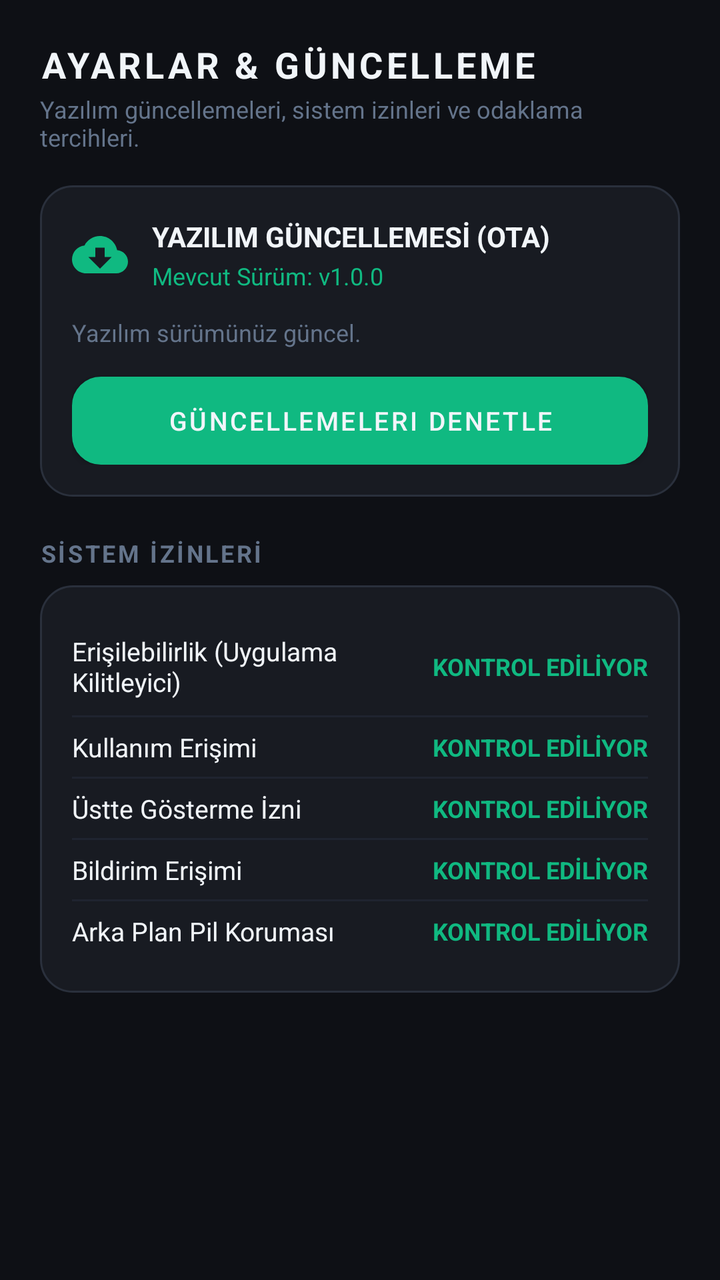
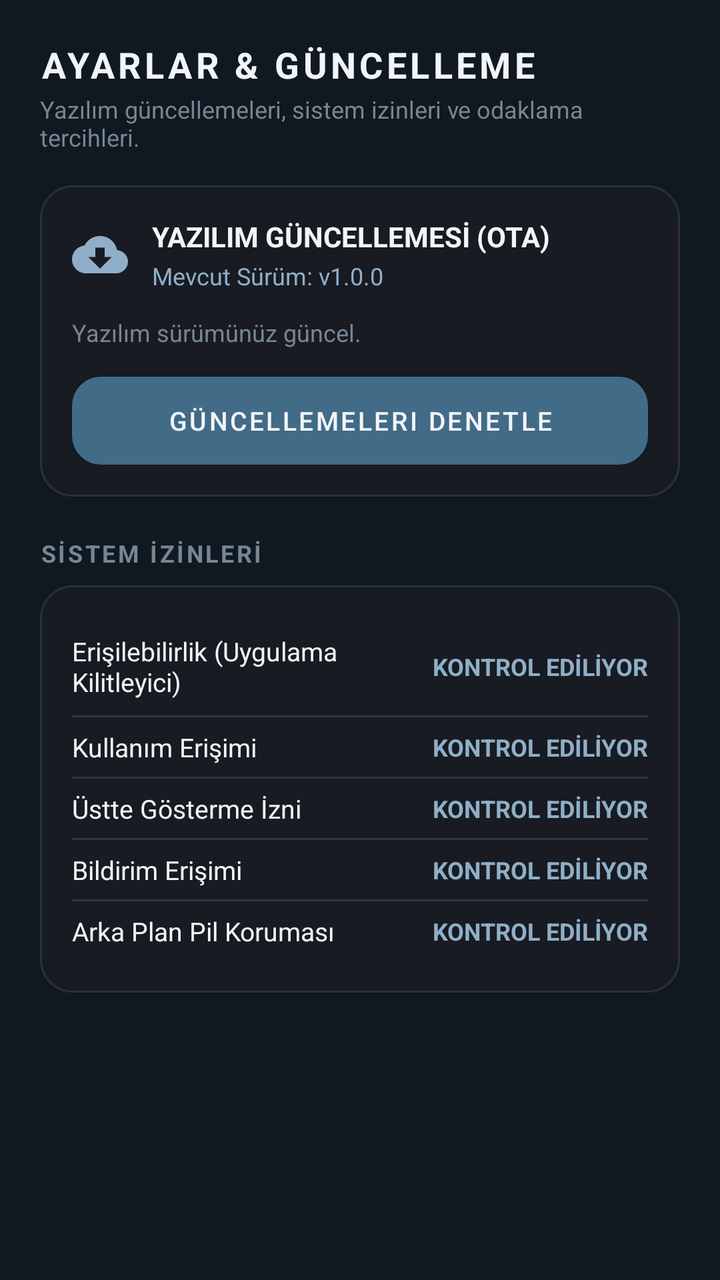

Compare the two renders of this Android layout. The source of the first and the diff that turns it into the second are given below.
<!-- AndroidManifest.xml: application theme Theme.KZBSODAK -->
<!-- res/layout/fragment_settings.xml -->
<?xml version="1.0" encoding="utf-8"?>
<ScrollView xmlns:android="http://schemas.android.com/apk/res/android"
    xmlns:app="http://schemas.android.com/apk/res-auto"
    android:layout_width="match_parent"
    android:layout_height="match_parent"
    android:fillViewport="true">

    <LinearLayout
        android:layout_width="match_parent"
        android:layout_height="wrap_content"
        android:orientation="vertical"
        android:padding="20dp">

        
        <TextView
            android:layout_width="wrap_content"
            android:layout_height="wrap_content"
            android:letterSpacing="0.1"
            android:text="@string/settings_title"
            android:textColor="@color/text_primary"
            android:textSize="18sp"
            android:textStyle="bold" />

        <TextView
            android:layout_width="wrap_content"
            android:layout_height="wrap_content"
            android:layout_marginTop="2dp"
            android:text="Yazılım güncellemeleri, sistem izinleri ve odaklama tercihleri."
            android:textColor="@color/text_muted"
            android:textSize="12sp" />

        
        <LinearLayout
            android:layout_width="match_parent"
            android:layout_height="wrap_content"
            android:layout_marginTop="16dp"
            android:layout_marginBottom="20dp"
            android:background="@drawable/bg_card_dark"
            android:orientation="vertical"
            android:padding="16dp">

            <LinearLayout
                android:layout_width="match_parent"
                android:layout_height="wrap_content"
                android:gravity="center_vertical"
                android:orientation="horizontal">

                <ImageView
                    android:layout_width="28dp"
                    android:layout_height="28dp"
                    android:src="@drawable/ic_download"
                    android:contentDescription="Güncelleme" />

                <LinearLayout
                    android:layout_width="0dp"
                    android:layout_height="wrap_content"
                    android:layout_marginStart="12dp"
                    android:layout_weight="1"
                    android:orientation="vertical">

                    <TextView
                        android:layout_width="wrap_content"
                        android:layout_height="wrap_content"
                        android:text="YAZILIM GÜNCELLEMESİ (OTA)"
                        android:textColor="@color/text_primary"
                        android:textSize="14sp"
                        android:textStyle="bold" />

                    <TextView
                        android:id="@+id/tvCurrentVersion"
                        android:layout_width="wrap_content"
                        android:layout_height="wrap_content"
                        android:layout_marginTop="2dp"
                        android:text="Mevcut Sürüm: v1.0.0"
                        android:textColor="@color/accent_emerald"
                        android:textSize="12sp" />
                </LinearLayout>
            </LinearLayout>

            <TextView
                android:id="@+id/tvUpdateStatus"
                android:layout_width="wrap_content"
                android:layout_height="wrap_content"
                android:layout_marginTop="12dp"
                android:text="Yazılım sürümünüz güncel."
                android:textColor="@color/text_muted"
                android:textSize="12sp" />

            <Button
                android:id="@+id/btnCheckUpdates"
                android:layout_width="match_parent"
                android:layout_height="44dp"
                android:layout_marginTop="14dp"
                android:background="@drawable/bg_button_secondary"
                android:text="@string/btn_check_update"
                android:textColor="@color/text_primary"
                android:textSize="13sp" />
        </LinearLayout>

        
        <TextView
            android:layout_width="wrap_content"
            android:layout_height="wrap_content"
            android:layout_marginBottom="8dp"
            android:letterSpacing="0.1"
            android:text="@string/permissions_title"
            android:textColor="@color/text_muted"
            android:textSize="12sp"
            android:textStyle="bold" />

        <LinearLayout
            android:layout_width="match_parent"
            android:layout_height="wrap_content"
            android:layout_marginBottom="20dp"
            android:background="@drawable/bg_card_dark"
            android:orientation="vertical"
            android:padding="16dp">

            
            <LinearLayout
                android:id="@+id/rowPermAccessibility"
                android:layout_width="match_parent"
                android:layout_height="wrap_content"
                android:gravity="center_vertical"
                android:orientation="horizontal"
                android:paddingTop="8dp"
                android:paddingBottom="8dp">

                <TextView
                    android:layout_width="0dp"
                    android:layout_height="wrap_content"
                    android:layout_weight="1"
                    android:text="Erişilebilirlik (Uygulama Kilitleyici)"
                    android:textColor="@color/text_primary"
                    android:textSize="13sp" />

                <TextView
                    android:id="@+id/statusPermAccessibility"
                    android:layout_width="wrap_content"
                    android:layout_height="wrap_content"
                    android:text="KONTROL EDİLİYOR"
                    android:textColor="@color/accent_emerald"
                    android:textSize="12sp"
                    android:textStyle="bold" />
            </LinearLayout>

            <View
                android:layout_width="match_parent"
                android:layout_height="1dp"
                android:background="@color/divider" />

            
            <LinearLayout
                android:id="@+id/rowPermUsage"
                android:layout_width="match_parent"
                android:layout_height="wrap_content"
                android:gravity="center_vertical"
                android:orientation="horizontal"
                android:paddingTop="6dp"
                android:paddingBottom="6dp">

                <TextView
                    android:layout_width="0dp"
                    android:layout_height="wrap_content"
                    android:layout_weight="1"
                    android:text="@string/perm_usage"
                    android:textColor="@color/text_primary"
                    android:textSize="13sp" />

                <TextView
                    android:id="@+id/statusPermUsage"
                    android:layout_width="wrap_content"
                    android:layout_height="wrap_content"
                    android:text="KONTROL EDİLİYOR"
                    android:textColor="@color/accent_emerald"
                    android:textSize="12sp"
                    android:textStyle="bold" />
            </LinearLayout>

            <View
                android:layout_width="match_parent"
                android:layout_height="1dp"
                android:background="@color/divider" />

            
            <LinearLayout
                android:layout_width="match_parent"
                android:layout_height="wrap_content"
                android:gravity="center_vertical"
                android:orientation="horizontal"
                android:paddingTop="6dp"
                android:paddingBottom="6dp">

                <TextView
                    android:layout_width="0dp"
                    android:layout_height="wrap_content"
                    android:layout_weight="1"
                    android:text="@string/perm_overlay"
                    android:textColor="@color/text_primary"
                    android:textSize="13sp" />

                <TextView
                    android:id="@+id/statusPermOverlay"
                    android:layout_width="wrap_content"
                    android:layout_height="wrap_content"
                    android:text="KONTROL EDİLİYOR"
                    android:textColor="@color/accent_emerald"
                    android:textSize="12sp"
                    android:textStyle="bold" />
            </LinearLayout>

            <View
                android:layout_width="match_parent"
                android:layout_height="1dp"
                android:background="@color/divider" />

            
            <LinearLayout
                android:layout_width="match_parent"
                android:layout_height="wrap_content"
                android:gravity="center_vertical"
                android:orientation="horizontal"
                android:paddingTop="6dp"
                android:paddingBottom="6dp">

                <TextView
                    android:layout_width="0dp"
                    android:layout_height="wrap_content"
                    android:layout_weight="1"
                    android:text="@string/perm_notification"
                    android:textColor="@color/text_primary"
                    android:textSize="13sp" />

                <TextView
                    android:id="@+id/statusPermNotification"
                    android:layout_width="wrap_content"
                    android:layout_height="wrap_content"
                    android:text="KONTROL EDİLİYOR"
                    android:textColor="@color/accent_emerald"
                    android:textSize="12sp"
                    android:textStyle="bold" />
            </LinearLayout>

            <View
                android:layout_width="match_parent"
                android:layout_height="1dp"
                android:background="@color/divider" />

            
            <LinearLayout
                android:layout_width="match_parent"
                android:layout_height="wrap_content"
                android:gravity="center_vertical"
                android:orientation="horizontal"
                android:paddingTop="6dp"
                android:paddingBottom="6dp">

                <TextView
                    android:layout_width="0dp"
                    android:layout_height="wrap_content"
                    android:layout_weight="1"
                    android:text="@string/perm_battery"
                    android:textColor="@color/text_primary"
                    android:textSize="13sp" />

                <TextView
                    android:id="@+id/statusPermBattery"
                    android:layout_width="wrap_content"
                    android:layout_height="wrap_content"
                    android:text="KONTROL EDİLİYOR"
                    android:textColor="@color/accent_emerald"
                    android:textSize="12sp"
                    android:textStyle="bold" />
            </LinearLayout>
        </LinearLayout>

    </LinearLayout>
</ScrollView>
<!-- resources referenced by this layout -->
<resources>
  <color name="accent_emerald">#10B981</color>
  <color name="divider">#1F2430</color>
  <color name="text_muted">#64748B</color>
  <color name="text_primary">#F1F5F9</color>
  <!-- drawable bg_button_secondary (drawable) -->
  <?xml version="1.0" encoding="utf-8"?>
  <ripple xmlns:android="http://schemas.android.com/apk/res/android"
      android:color="#334155">
      <item>
          <shape android:shape="rectangle">
              <solid android:color="#212631" />
              <corners android:radius="14dp" />
              <stroke
                  android:width="1dp"
                  android:color="#333A48" />
          </shape>
      </item>
  </ripple>
  <!-- drawable bg_card_dark (drawable) -->
  <?xml version="1.0" encoding="utf-8"?>
  <shape xmlns:android="http://schemas.android.com/apk/res/android"
      android:shape="rectangle">
      <solid android:color="#181B22" />
      <corners android:radius="16dp" />
      <stroke
          android:width="1dp"
          android:color="#2A303C" />
  </shape>
  <!-- drawable ic_download (drawable) -->
  <vector xmlns:android="http://schemas.android.com/apk/res/android"
      android:width="24dp"
      android:height="24dp"
      android:viewportWidth="24"
      android:viewportHeight="24">
      <path
          android:fillColor="#10B981"
          android:pathData="M19.35,10.04C18.67,6.59 15.64,4 12,4 9.11,4 6.6,5.64 5.35,8.04 2.34,8.36 0,10.91 0,14c0,3.31 2.69,6 6,6h13c2.76,0 5,-2.24 5,-5 0,-2.64 -2.05,-4.78 -4.65,-4.96zM17,13l-5,5 -5,-5h3V9h4v4h3z"/>
  </vector>
  <string name="btn_check_update">Güncellemeleri Denetle</string>
  <string name="perm_battery">Arka Plan Pil Koruması</string>
  <string name="perm_notification">Bildirim Erişimi</string>
  <string name="perm_overlay">Üstte Gösterme İzni</string>
  <string name="perm_usage">Kullanım Erişimi</string>
  <string name="permissions_title">SİSTEM İZİNLERİ</string>
  <string name="settings_title">AYARLAR &amp; GÜNCELLEME</string>
  <style name="Theme.KZBSODAK" parent="Theme.MaterialComponents.DayNight.NoActionBar">
          
          <item name="colorPrimary">@color/accent_emerald</item>
          <item name="colorPrimaryVariant">@color/accent_emerald_dark</item>
          <item name="colorOnPrimary">@color/text_primary</item>
          
          <item name="colorSecondary">@color/accent_cyan</item>
          <item name="colorSecondaryVariant">@color/accent_emerald_glow</item>
          <item name="colorOnSecondary">@color/bg_main</item>
          
          <item name="android:statusBarColor">@color/bg_main</item>
          <item name="android:navigationBarColor">@color/bg_main</item>
          <item name="android:windowBackground">@color/bg_main</item>
      </style>
  <color name="accent_emerald_dark">#059669</color>
  <color name="accent_cyan">#06B6D4</color>
  <color name="accent_emerald_glow">#34D399</color>
  <color name="bg_main">#0E1015</color>
</resources>

<!-- the commit's change to res/layout/fragment_settings.xml (unified diff, before → after) -->
@@ -72,7 +72,7 @@
                         android:layout_height="wrap_content"
                         android:layout_marginTop="2dp"
                         android:text="Mevcut Sürüm: v1.0.0"
-                        android:textColor="@color/accent_emerald"
+                        android:textColor="@color/accent_blue"
                         android:textSize="12sp" />
                 </LinearLayout>
             </LinearLayout>
@@ -139,7 +139,7 @@
                     android:layout_width="wrap_content"
                     android:layout_height="wrap_content"
                     android:text="KONTROL EDİLİYOR"
-                    android:textColor="@color/accent_emerald"
+                    android:textColor="@color/accent_blue"
                     android:textSize="12sp"
                     android:textStyle="bold" />
             </LinearLayout>
@@ -172,7 +172,7 @@
                     android:layout_width="wrap_content"
                     android:layout_height="wrap_content"
                     android:text="KONTROL EDİLİYOR"
-                    android:textColor="@color/accent_emerald"
+                    android:textColor="@color/accent_blue"
                     android:textSize="12sp"
                     android:textStyle="bold" />
             </LinearLayout>
@@ -204,7 +204,7 @@
                     android:layout_width="wrap_content"
                     android:layout_height="wrap_content"
                     android:text="KONTROL EDİLİYOR"
-                    android:textColor="@color/accent_emerald"
+                    android:textColor="@color/accent_blue"
                     android:textSize="12sp"
                     android:textStyle="bold" />
             </LinearLayout>
@@ -236,7 +236,7 @@
                     android:layout_width="wrap_content"
                     android:layout_height="wrap_content"
                     android:text="KONTROL EDİLİYOR"
-                    android:textColor="@color/accent_emerald"
+                    android:textColor="@color/accent_blue"
                     android:textSize="12sp"
                     android:textStyle="bold" />
             </LinearLayout>
@@ -268,7 +268,7 @@
                     android:layout_width="wrap_content"
                     android:layout_height="wrap_content"
                     android:text="KONTROL EDİLİYOR"
-                    android:textColor="@color/accent_emerald"
+                    android:textColor="@color/accent_blue"
                     android:textSize="12sp"
                     android:textStyle="bold" />
             </LinearLayout>
<!-- resource entries referenced after the edit -->
@@ -1,8 +1,8 @@
 <!-- resources referenced by this layout -->
 <resources>
-  <color name="accent_emerald">#10B981</color>
-  <color name="divider">#1F2430</color>
-  <color name="text_muted">#64748B</color>
+  <color name="accent_blue">#8FAFC8</color>
+  <color name="divider">#2A3944</color>
+  <color name="text_muted">#768694</color>
   <color name="text_primary">#F1F5F9</color>
   <!-- drawable bg_button_secondary (drawable) -->
   <?xml version="1.0" encoding="utf-8"?>
@@ -35,7 +35,7 @@
       android:viewportWidth="24"
       android:viewportHeight="24">
       <path
-          android:fillColor="#10B981"
+          android:fillColor="#8FAFC8"
           android:pathData="M19.35,10.04C18.67,6.59 15.64,4 12,4 9.11,4 6.6,5.64 5.35,8.04 2.34,8.36 0,10.91 0,14c0,3.31 2.69,6 6,6h13c2.76,0 5,-2.24 5,-5 0,-2.64 -2.05,-4.78 -4.65,-4.96zM17,13l-5,5 -5,-5h3V9h4v4h3z"/>
   </vector>
   <string name="btn_check_update">Güncellemeleri Denetle</string>
@@ -47,21 +47,20 @@
   <string name="settings_title">AYARLAR &amp; GÜNCELLEME</string>
   <style name="Theme.KZBSODAK" parent="Theme.MaterialComponents.DayNight.NoActionBar">
           
-          <item name="colorPrimary">@color/accent_emerald</item>
-          <item name="colorPrimaryVariant">@color/accent_emerald_dark</item>
+          <item name="colorPrimary">@color/accent_blue_dark</item>
+          <item name="colorPrimaryVariant">@color/accent_blue_dark</item>
           <item name="colorOnPrimary">@color/text_primary</item>
           
-          <item name="colorSecondary">@color/accent_cyan</item>
-          <item name="colorSecondaryVariant">@color/accent_emerald_glow</item>
+          <item name="colorSecondary">@color/accent_blue</item>
+          <item name="colorSecondaryVariant">@color/accent_blue_light</item>
           <item name="colorOnSecondary">@color/bg_main</item>
           
           <item name="android:statusBarColor">@color/bg_main</item>
           <item name="android:navigationBarColor">@color/bg_main</item>
           <item name="android:windowBackground">@color/bg_main</item>
       </style>
-  <color name="accent_emerald_dark">#059669</color>
-  <color name="accent_cyan">#06B6D4</color>
-  <color name="accent_emerald_glow">#34D399</color>
-  <color name="bg_main">#0E1015</color>
+  <color name="accent_blue_dark">#426B87</color>
+  <color name="accent_blue_light">#A2BCD0</color>
+  <color name="bg_main">#101820</color>
 </resources>
 
